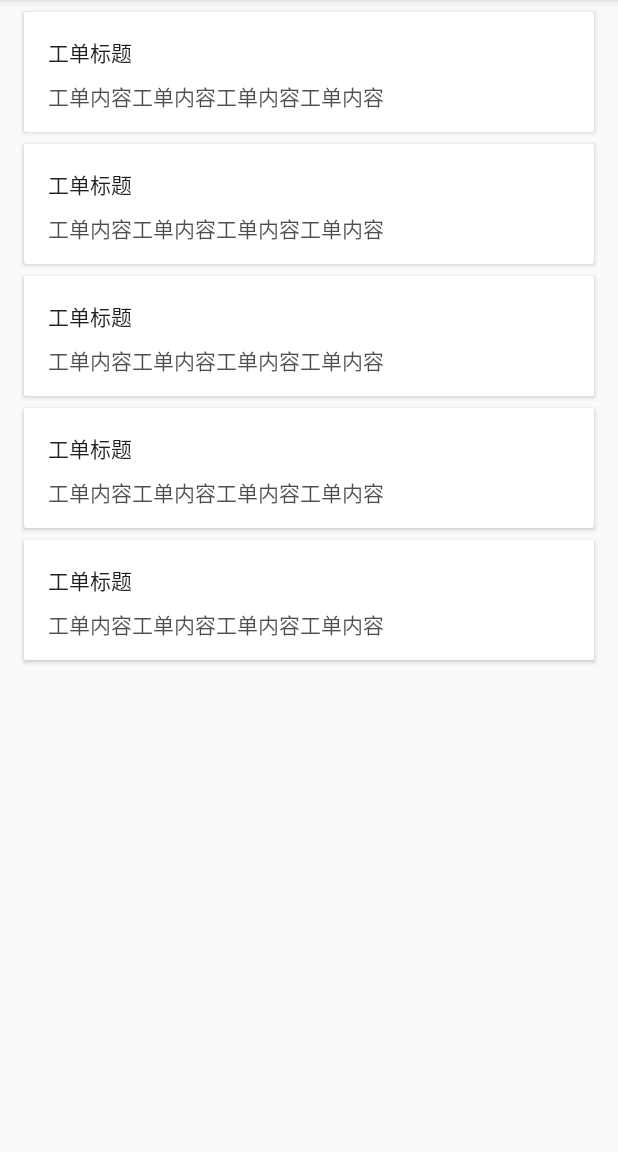
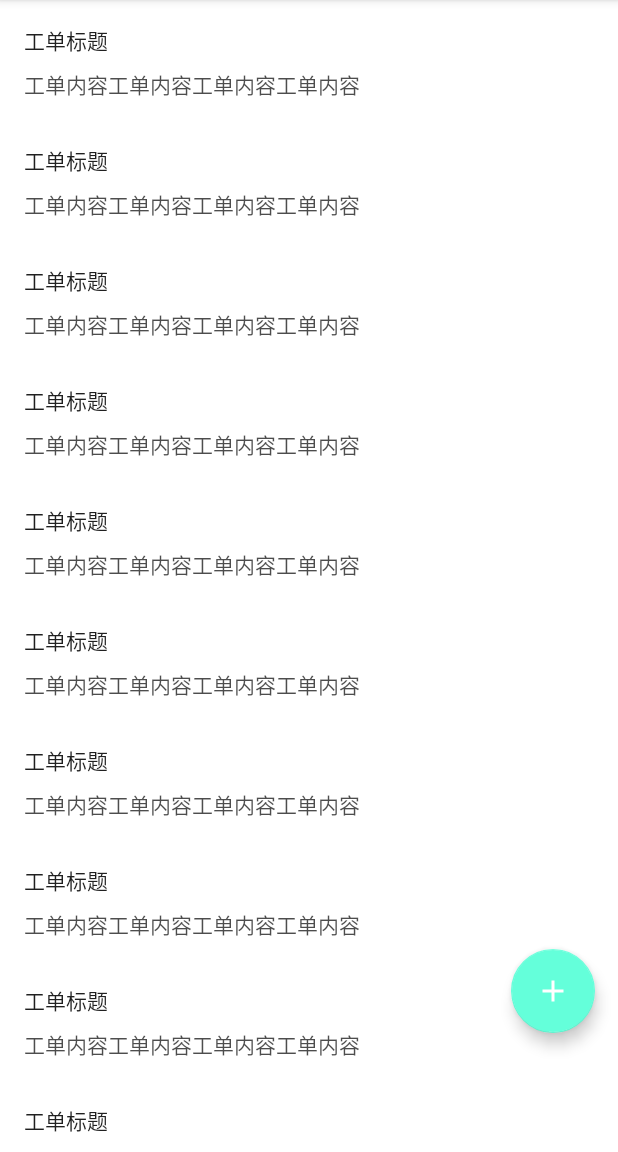
Before and after one commit to wjy92/EChat, an Android app: the ApplyActivity screen opened directly, with no data from a screen before it, on a phone screen of 412 x 824 dp, the part 84-1236 px from its top. Run offline under Robolectric (Android 15) with nearby library versions, the phone set to English and light mode, and no system bars; our stand-ins replace ButterKnife, CircleImageView; libraries missing offline, so code that uses them is left out: com.balysv.materialmenu, com.dd.morphingbutton, com.jakewharton.rxbinding, rx.functions; 6 statements that could not run were skipped.

Commit message:
Apply界面提交

```diff
--- a/app/src/main/AndroidManifest.xml
+++ b/app/src/main/AndroidManifest.xml
@@ -36,6 +36,10 @@
         <activity
             android:name=".activity.ApplyActivity"
             android:theme="@style/AppTheme.NoActionBar" />
+
+        <activity
+            android:name=".activity.AddActivity"
+            android:theme="@style/AppTheme.NoActionBar" />
     </application>
 
 </manifest>
--- a/app/src/main/java/com/thirdnet/echat/activity/ApplyActivity.java
+++ b/app/src/main/java/com/thirdnet/echat/activity/ApplyActivity.java
@@ -1,7 +1,13 @@
 package com.thirdnet.echat.activity;
 
+import android.app.ActivityOptions;
+import android.content.Intent;
 import android.graphics.Color;
+import android.os.Build;
 import android.os.Bundle;
+import android.os.Handler;
+import android.support.design.widget.AppBarLayout;
+import android.support.design.widget.FloatingActionButton;
 import android.support.v7.app.AppCompatActivity;
 import android.support.v7.widget.DefaultItemAnimator;
 import android.support.v7.widget.LinearLayoutManager;
@@ -13,15 +19,33 @@ import android.view.View;
 import com.balysv.materialmenu.MaterialMenuDrawable;
 import com.thirdnet.echat.R;
 import com.thirdnet.echat.adapter.ApplyAdapter;
+import com.tr4android.support.extension.widget.FloatingActionMenu;
 
 import butterknife.Bind;
 import butterknife.ButterKnife;
 
 public class ApplyActivity extends AppCompatActivity {
 
+    private static final int MENU_NOTHING = 0;
+
+    private static final int MENU_ADD = 1;
+
+
     @Bind(R.id.toolbar)
     Toolbar mToolbar;
 
+    @Bind(R.id.fab_menu)
+    FloatingActionMenu floatingActionMenu;
+
+    @Bind(R.id.appbar)
+    AppBarLayout mAppBar;
+
+
+    /**
+     * 悬浮展开按钮
+     */
+    @Bind(R.id.float_action_button1)
+    FloatingActionButton mFloatButton1;
 
     /**
      * 消息主体RecyclerView
@@ -34,6 +58,8 @@ public class ApplyActivity extends AppCompatActivity {
     private MaterialMenuDrawable mMaterialMenuDrawable;
 
     private ApplyAdapter mAdapter;
+
+    private int mFloatMenuClickPosition = 0;
 
     @Override
     protected void onCreate(Bundle savedInstanceState) {
@@ -67,6 +93,41 @@ public class ApplyActivity extends AppCompatActivity {
         mRv.setAdapter(mAdapter);
         mRv.setItemAnimator(new DefaultItemAnimator());
 
+        floatingActionMenu.setupWithDimmingView(findViewById(R.id.dimming_view), Color.parseColor("#42000000"));
+        floatingActionMenu.setOnFloatingActionsMenuUpdateListener(new FloatingActionMenu.OnFloatingActionsMenuUpdateListener() {
+            @Override
+            public void onMenuExpanded() {
+
+            }
+
+            @Override
+            public void onMenuCollapsed() {
+                if (mFloatMenuClickPosition == MENU_ADD) {
+                    mFloatMenuClickPosition = MENU_NOTHING;
+                    new Handler().postDelayed(new Runnable() {
+                        @Override
+                        public void run() {
+                            if (Build.VERSION.SDK_INT < 21)
+                                startActivity(new Intent(ApplyActivity.this, AddActivity.class));
+                            else
+                                startActivity(new Intent(ApplyActivity.this, AddActivity.class), ActivityOptions.makeSceneTransitionAnimation(ApplyActivity.this, mAppBar, "appbar").toBundle());
+                        }
+                    }, 300);
+
+                }
+            }
+        });
+        mFloatButton1.setOnClickListener(new View.OnClickListener() {
+            @Override
+            public void onClick(View v) {
+                mFloatMenuClickPosition = MENU_ADD;
+                floatingActionMenu.collapse();
+            }
+        });
+
+
+
+
     }
 
     @Override
--- a/app/src/main/java/com/thirdnet/echat/adapter/ApplyAdapter.java
+++ b/app/src/main/java/com/thirdnet/echat/adapter/ApplyAdapter.java
@@ -41,7 +41,6 @@ public class ApplyAdapter extends RecyclerView.Adapter {
                                @Override
                                public void call(Void aVoid) {
                                    ((ApplyViewHolder) holder).progressBar.setVisibility(View.VISIBLE);
-                                   ((ApplyViewHolder) holder).view.setTranslationZ(2f);
                                }
                            }
                 );
@@ -50,7 +49,7 @@ public class ApplyAdapter extends RecyclerView.Adapter {
 
     @Override
     public int getItemCount() {
-        return 5;
+        return 50;
     }
 
     class ApplyViewHolder extends RecyclerView.ViewHolder {
--- /dev/null
+++ b/app/src/main/res/drawable/ic_add_white_24dp.xml
@@ -0,0 +1,11 @@
+<?xml version="1.0" encoding="utf-8"?>
+<vector xmlns:android="http://schemas.android.com/apk/res/android"
+    android:width="24dp"
+    android:height="24dp"
+    android:viewportWidth="24"
+    android:viewportHeight="24">
+
+    <path
+        android:fillColor="#ffffff"
+        android:pathData="M19 13h-6v6h-2v-6H5v-2h6V5h2v6h6v2z" />
+</vector>
--- /dev/null
+++ b/app/src/main/res/drawable/ic_undo_white_24dp.xml
@@ -0,0 +1,14 @@
+<?xml version="1.0" encoding="utf-8"?>
+<vector xmlns:android="http://schemas.android.com/apk/res/android"
+    android:width="24dp"
+    android:height="24dp"
+    android:viewportWidth="24"
+    android:viewportHeight="24">
+
+    <path
+        android:pathData="M0 0h24v24H0z" />
+    <path
+        android:fillColor="#ffffff"
+        android:pathData="M12.5 8c-2.65 0-5.05 .99 -6.9 2.6L2 7v9h9l-3.62-3.62c1.39-1.16 3.16-1.88
+5.12-1.88 3.54 0 6.55 2.31 7.6 5.5l2.37-.78C21.08 11.03 17.15 8 12.5 8z" />
+</vector>
--- a/app/src/main/res/layout/activity_apply.xml
+++ b/app/src/main/res/layout/activity_apply.xml
@@ -9,6 +9,7 @@
 
 
     <android.support.design.widget.AppBarLayout
+        android:id="@+id/appbar"
         android:layout_width="match_parent"
         android:layout_height="wrap_content"
         android:theme="@style/AppTheme.AppBarOverlay"
@@ -35,4 +36,53 @@
 
     </FrameLayout>
 
+    <View
+        android:id="@+id/dimming_view"
+        android:layout_width="match_parent"
+        android:layout_height="match_parent"
+        android:fitsSystemWindows="true" />
+
+    <com.tr4android.support.extension.widget.FloatingActionMenu
+        android:id="@+id/fab_menu"
+        android:layout_width="wrap_content"
+        android:layout_height="wrap_content"
+        android:layout_gravity="end|bottom"
+        app:fabMenuCloseIconAngle="135"
+        app:fabMenuCloseIconSrc="@drawable/ic_undo_white_24dp"
+        app:fabMenuLabelStyle="@style/label_style_dark">
+
+        <android.support.design.widget.FloatingActionButton
+            android:layout_width="wrap_content"
+            android:layout_height="wrap_content"
+            android:layout_marginBottom="80dp"
+            android:layout_marginLeft="@dimen/fab_margin"
+            android:layout_marginRight="16dp"
+            android:src="@drawable/ic_add_white_24dp" />
+
+        <android.support.design.widget.FloatingActionButton
+            android:id="@+id/float_action_button1"
+            android:layout_width="wrap_content"
+            android:layout_height="wrap_content"
+            android:contentDescription="操作A"
+            android:src="@mipmap/ic_folder_white_24dp"
+            app:backgroundTint="#2196f3"
+            app:fabSize="mini" />
+
+        <android.support.design.widget.FloatingActionButton
+            android:layout_width="wrap_content"
+            android:layout_height="wrap_content"
+            android:contentDescription="操作B"
+            android:src="@mipmap/ic_folder_white_24dp"
+            app:backgroundTint="#4caf50"
+            app:fabSize="mini" />
+
+        <android.support.design.widget.FloatingActionButton
+            android:layout_width="wrap_content"
+            android:layout_height="wrap_content"
+            android:contentDescription="操作C"
+            android:src="@mipmap/ic_folder_white_24dp"
+            app:backgroundTint="#ffeb3b"
+            app:fabSize="mini" />
+    </com.tr4android.support.extension.widget.FloatingActionMenu>
+
 </android.support.design.widget.CoordinatorLayout>
--- a/app/src/main/res/layout/rv_activity_apply.xml
+++ b/app/src/main/res/layout/rv_activity_apply.xml
@@ -1,12 +1,5 @@
 <?xml version="1.0" encoding="utf-8"?>
-<android.support.v7.widget.CardView xmlns:android="http://schemas.android.com/apk/res/android"
-    android:layout_width="match_parent"
-    android:layout_height="80dp"
-    android:layout_marginLeft="@dimen/activity_horizontal_margin"
-    android:layout_marginRight="@dimen/activity_horizontal_margin"
-    android:layout_marginTop="8dp">
-
-    <RelativeLayout
+<RelativeLayout xmlns:android="http://schemas.android.com/apk/res/android"
     android:layout_width="match_parent"
     android:layout_height="80dp"
     android:background="@drawable/sl_fragment_message"
@@ -48,4 +41,3 @@
 
 
 </RelativeLayout>
-</android.support.v7.widget.CardView>
```
Also changed, not shown: app/src/main/java/com/thirdnet/echat/activity/AddActivity.java (added, +76 -0 lines), app/src/main/java/com/thirdnet/echat/adapter/AddDrawerAdapter.java (added, +48 -0 lines), app/src/main/res/drawable/ic_close_white_24dp.xml (added, +14 -0 lines), app/src/main/res/layout/activity_add.xml (added, +54 -0 lines), app/src/main/res/layout/app_bar_add.xml (added, +28 -0 lines), app/src/main/res/layout/rv_activity_add_drawer.xml (added, +39 -0 lines), app/src/main/res/mipmap-hdpi/ic_folder_white_24dp.png (added), app/src/main/res/mipmap-mdpi/ic_folder_white_24dp.png (added), app/src/main/res/mipmap-xhdpi/ic_folder_white_24dp.png (added), app/src/main/res/mipmap-xxhdpi/ic_folder_white_24dp.png (added), app/src/main/res/mipmap-xxxhdpi/ic_folder_white_24dp.png (added). Lines whose indentation alone changed are shown as unchanged.
